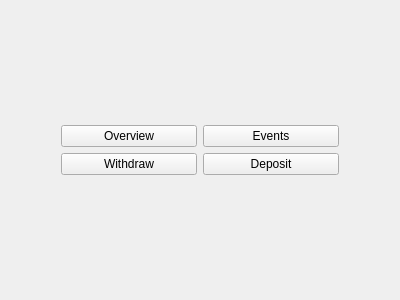
Old version of the form Ohjelman käyttöliittymät/Gui/mainview.ui in the repository JIkaheimo/ohjelmistokehityksen-sovellusprojekti-2k19.
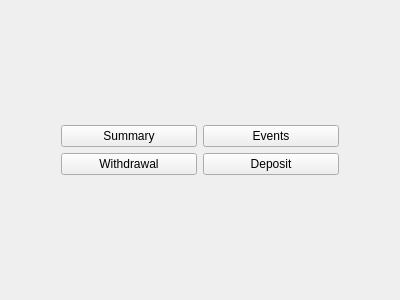
New version of the form.

The edit to the form file:
```diff
--- a/Ohjelman käyttöliittymät/Gui/mainview.ui
+++ b/Ohjelman käyttöliittymät/Gui/mainview.ui
@@ -69,14 +69,14 @@
    <item row="1" column="1">
     <widget class="QPushButton" name="btnToOverview">
      <property name="text">
-      <string>Overview</string>
+      <string>Summary</string>
      </property>
     </widget>
    </item>
    <item row="2" column="1">
     <widget class="QPushButton" name="btnAction">
      <property name="text">
-      <string>Withdraw</string>
+      <string>Withdrawal</string>
      </property>
     </widget>
    </item>
```
Left out of the diff: 2 changed lines with no effect on the pictures.
